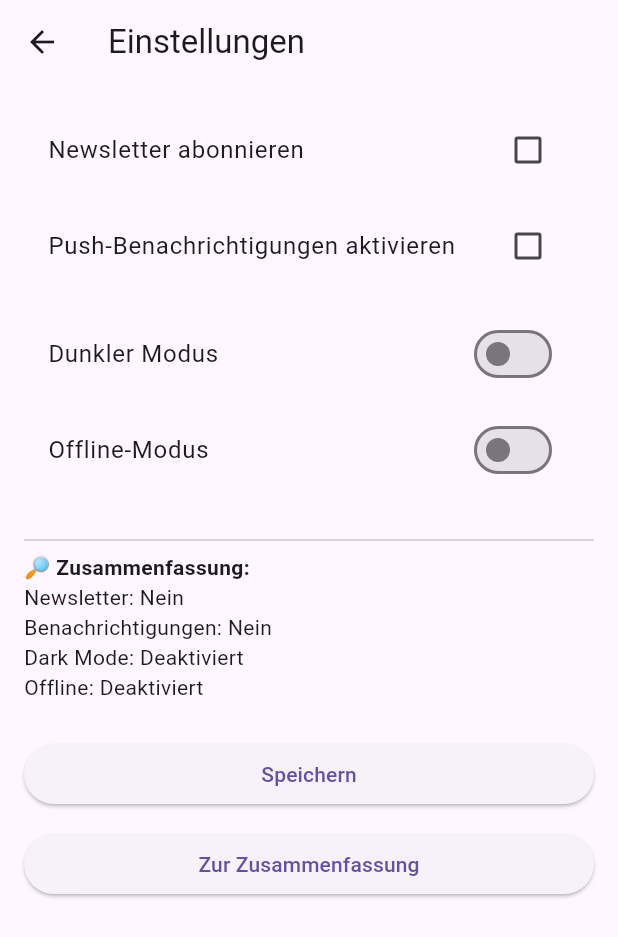
After one commit to misticeagle/portfolio_5590630, a Flutter app: the screen it shows after launch, after a tap on "Einstellungen", on a phone screen of 412 x 824 dp. The commit adds this screen. Shown: the top 937 px of the screen. Run offline on Flutter 3.47's test engine with Material 3 defaults, Android fonts, the phone set to English and light mode, and no system bars.

Commit message:
Änderungen für zweites Praktikum

```diff
--- a/lib/main.dart
+++ b/lib/main.dart
@@ -1,9 +1,7 @@
 import 'package:flutter/material.dart';
-import 'package:testprojekt/pages/home_page.dart';
+import 'pages/home_page.dart';
 
-void main() {
-  runApp(const MyApp());
-}
+void main() => runApp(const MyApp());
 
 class MyApp extends StatelessWidget {
   const MyApp({super.key});
@@ -11,10 +9,8 @@ class MyApp extends StatelessWidget {
   @override
   Widget build(BuildContext context) {
     return MaterialApp(
-      title: 'Flutter Demo',
-      theme: ThemeData(
-        colorScheme: ColorScheme.fromSeed(seedColor: Colors.deepPurple),
-      ),
+      title: 'Portfolio App',
+      theme: ThemeData(primarySwatch: Colors.blue),
       home: const HomePage(),
     );
   }
--- a/lib/pages/home_page.dart
+++ b/lib/pages/home_page.dart
@@ -1,14 +1,134 @@
 import 'package:flutter/material.dart';
+import 'slider_page.dart';
+import 'profile_form_page.dart';
+import 'settings_page.dart';
+import 'summary_page.dart';
 
-class HomePage extends StatelessWidget {
+class HomePage extends StatefulWidget {
   const HomePage({super.key});
+
+  @override
+  State<HomePage> createState() => _HomePageState();
+}
+
+class _HomePageState extends State<HomePage> {
+  String name = '';
+  String email = '';
+  String about = '';
+  double sliderValue = 50;
+  bool newsletter = false;
+  bool notifications = false;
+  bool darkMode = false;
+  bool offlineMode = false;
+
+  void goToSummary() {
+    Navigator.push(
+      context,
+      MaterialPageRoute(
+        builder:
+            (_) => SummaryPage(
+              name: name,
+              email: email,
+              about: about,
+              sliderValue: sliderValue,
+              newsletter: newsletter,
+              notifications: notifications,
+              darkMode: darkMode,
+              offlineMode: offlineMode,
+            ),
+      ),
+    );
+  }
 
   @override
   Widget build(BuildContext context) {
     return Scaffold(
       appBar: AppBar(title: const Text('Home Page')),
-      body: const Center(
-        child: Text('Willkommen im Portfolio von Michel Schneider'),
+      body: Center(
+        child: SingleChildScrollView(
+          padding: const EdgeInsets.all(24),
+          child: Column(
+            mainAxisAlignment: MainAxisAlignment.center,
+            children: [
+              const Text(
+                'Willkommen im Portfolio von Michel Schneider',
+                textAlign: TextAlign.center,
+                style: TextStyle(fontSize: 20, fontWeight: FontWeight.w500),
+              ),
+              const SizedBox(height: 40),
+
+              ElevatedButton(
+                onPressed: () async {
+                  final result = await Navigator.push(
+                    context,
+                    MaterialPageRoute(
+                      builder: (_) => SliderPage(initialValue: sliderValue),
+                    ),
+                  );
+                  if (result != null) setState(() => sliderValue = result);
+                },
+                child: const Text('Slider-Seite'),
+              ),
+              const SizedBox(height: 16),
+
+              ElevatedButton(
+                onPressed: () async {
+                  final result = await Navigator.push(
+                    context,
+                    MaterialPageRoute(
+                      builder:
+                          (_) => ProfileFormPage(
+                            name: name,
+                            email: email,
+                            about: about,
+                          ),
+                    ),
+                  );
+                  if (result != null) {
+                    setState(() {
+                      name = result['name'];
+                      email = result['email'];
+                      about = result['about'];
+                    });
+                  }
+                },
+                child: const Text('Profil bearbeiten'),
+              ),
+              const SizedBox(height: 16),
+
+              ElevatedButton(
+                onPressed: () async {
+                  final result = await Navigator.push(
+                    context,
+                    MaterialPageRoute(
+                      builder:
+                          (_) => SettingsPage(
+                            newsletter: newsletter,
+                            darkMode: darkMode,
+                            offlineMode: offlineMode,
+                          ),
+                    ),
+                  );
+                  if (result != null) {
+                    setState(() {
+                      newsletter = result['newsletter'];
+                      darkMode = result['darkMode'];
+                      offlineMode = result['offlineMode'];
+                      notifications = result['notifications'] ?? false;
+                    });
+                  }
+                },
+                child: const Text('Einstellungen'),
+              ),
+              const SizedBox(height: 16),
+
+              ElevatedButton(
+                onPressed: goToSummary,
+                child: const Text('Zusammenfassung anzeigen'),
+              ),
+            ],
+          ),
+        ),
       ),
     );
   }
--- /dev/null
+++ b/lib/pages/settings_page.dart
@@ -0,0 +1,114 @@
+import 'package:flutter/material.dart';
+import 'summary_page.dart';
+
+class SettingsPage extends StatefulWidget {
+  final bool newsletter;
+  final bool darkMode;
+  final bool offlineMode;
+
+  const SettingsPage({
+    super.key,
+    required this.newsletter,
+    required this.darkMode,
+    required this.offlineMode,
+  });
+
+  @override
+  State<SettingsPage> createState() => _SettingsPageState();
+}
+
+class _SettingsPageState extends State<SettingsPage> {
+  late bool _newsletter;
+  late bool _notifications;
+  late bool _darkMode;
+  late bool _offlineMode;
+
+  @override
+  void initState() {
+    super.initState();
+    _newsletter = widget.newsletter;
+    _notifications = false; // 2. Checkbox
+    _darkMode = widget.darkMode;
+    _offlineMode = widget.offlineMode;
+  }
+
+  void _save() {
+    Navigator.pop(context, {
+      'newsletter': _newsletter,
+      'notifications': _notifications,
+      'darkMode': _darkMode,
+      'offlineMode': _offlineMode,
+    });
+  }
+
+  void _goToSummary() {
+    Navigator.push(
+      context,
+      MaterialPageRoute(
+        builder:
+            (_) => SummaryPage(
+              name: '',
+              email: '',
+              about: '',
+              sliderValue: 0,
+              newsletter: _newsletter,
+              notifications: _notifications,
+              darkMode: _darkMode,
+              offlineMode: _offlineMode,
+            ),
+      ),
+    );
+  }
+
+  @override
+  Widget build(BuildContext context) {
+    return Scaffold(
+      appBar: AppBar(title: const Text('Einstellungen')),
+      body: ListView(
+        padding: const EdgeInsets.all(16),
+        children: [
+          CheckboxListTile(
+            title: const Text('Newsletter abonnieren'),
+            value: _newsletter,
+            onChanged: (val) => setState(() => _newsletter = val!),
+          ),
+          const SizedBox(height: 8),
+          CheckboxListTile(
+            title: const Text('Push-Benachrichtigungen aktivieren'),
+            value: _notifications,
+            onChanged: (val) => setState(() => _notifications = val!),
+          ),
+          const SizedBox(height: 16),
+          SwitchListTile(
+            title: const Text('Dunkler Modus'),
+            value: _darkMode,
+            onChanged: (val) => setState(() => _darkMode = val),
+          ),
+          const SizedBox(height: 8),
+          SwitchListTile(
+            title: const Text('Offline-Modus'),
+            value: _offlineMode,
+            onChanged: (val) => setState(() => _offlineMode = val),
+          ),
+          const SizedBox(height: 24),
+          const Divider(),
+          const Text(
+            '🔎 Zusammenfassung:',
+            style: TextStyle(fontWeight: FontWeight.bold),
+          ),
+          Text('Newsletter: ${_newsletter ? "Ja" : "Nein"}'),
+          Text('Benachrichtigungen: ${_notifications ? "Ja" : "Nein"}'),
+          Text('Dark Mode: ${_darkMode ? "Aktiviert" : "Deaktiviert"}'),
+          Text('Offline: ${_offlineMode ? "Aktiviert" : "Deaktiviert"}'),
+          const SizedBox(height: 24),
+          ElevatedButton(onPressed: _save, child: const Text('Speichern')),
+          const SizedBox(height: 12),
+          ElevatedButton(
+            onPressed: _goToSummary,
+            child: const Text('Zur Zusammenfassung'),
+          ),
+        ],
+      ),
+    );
+  }
+}
```
Also changed, not shown: lib/pages/profile_form_page.dart (added, +121 -0 lines), lib/pages/slider_page.dart (added, +72 -0 lines), lib/pages/summary_page.dart (added, +62 -0 lines).
